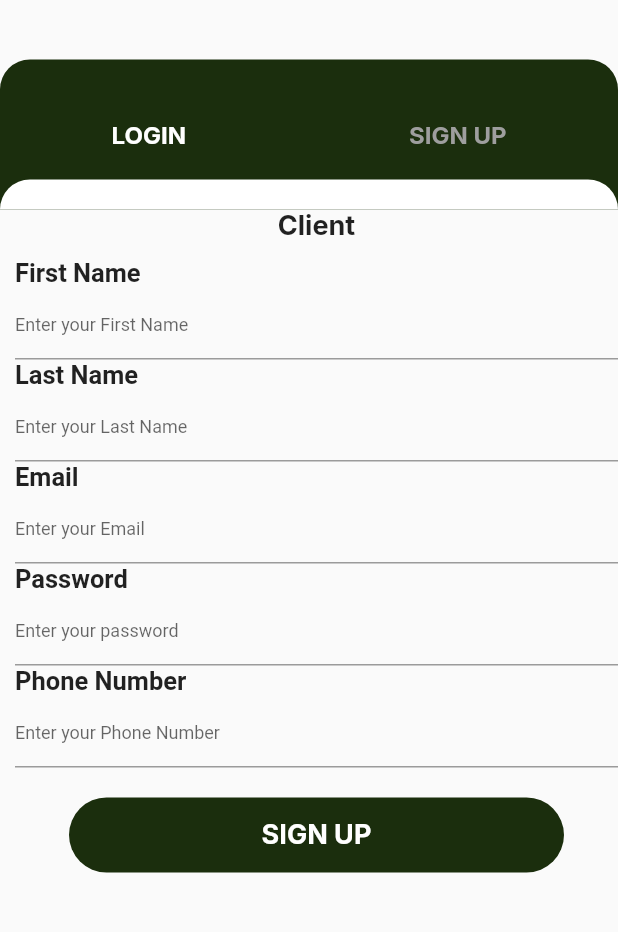
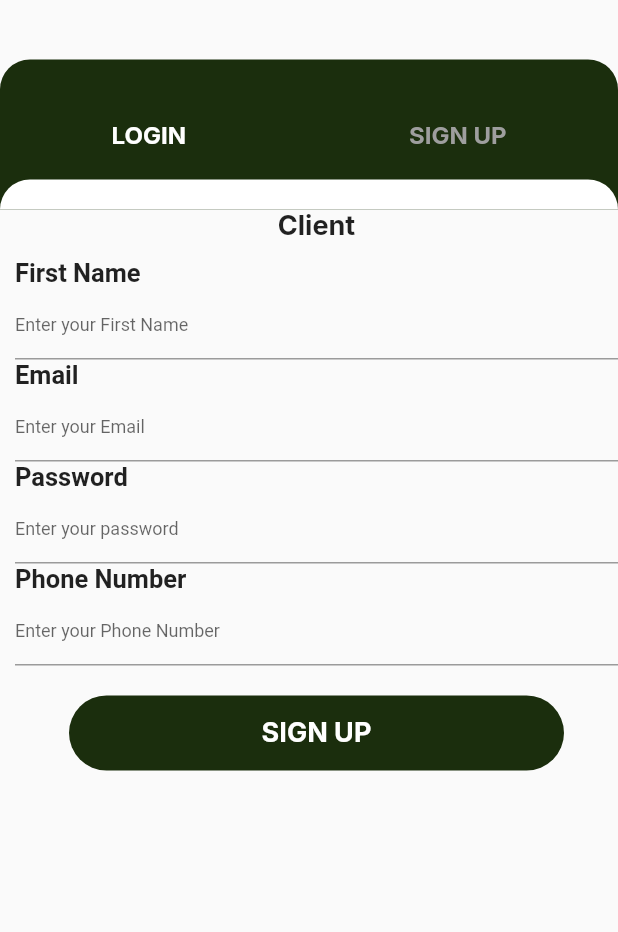
Before and after one commit to abdullahmad23/wfms, a Flutter app: the SignIn screen opened directly with empty values, after a tap on "SIGN UP", on a phone screen of 412 x 824 dp, the part 83-1015 px from its top. Run offline on Flutter 3.47's test engine with Material 2 defaults, Android fonts, the phone set to English and light mode, and no system bars; our stand-ins replace cloud_firestore, curved_navigation_bar, firebase_auth, firebase_core, flutter_easyloading, google_fonts; accounts and stored records are empty.

Commit message:
remove last name in signup

```diff
--- a/lib/Auth/Signin.dart
+++ b/lib/Auth/Signin.dart
@@ -21,8 +21,7 @@ class SignIn extends StatefulWidget {
 class _SignInState extends State<SignIn> {
   bool isSignInPage = true;
   bool ischangecolor =true;
-  final TextEditingController _FNameController = TextEditingController();
-  final TextEditingController _LNameController = TextEditingController();
+  final TextEditingController _NameController = TextEditingController();
   final TextEditingController _PhNumController = TextEditingController();
   final TextEditingController _EmailController = TextEditingController();
   final TextEditingController _PassWordController = TextEditingController();
@@ -103,8 +102,8 @@ class _SignInState extends State<SignIn> {
           .then((User) {
         // Create a new user with a first and last name
         final user = <String, dynamic>{
-          "first": _FNameController.text,
-          "last": _LNameController.text,
+          "first": _NameController.text,
+
           "email": _EmailController.text,
           "phone": _PhNumController.text,
           "type": widget.title,
@@ -131,8 +130,8 @@ class _SignInState extends State<SignIn> {
     }
     print(_EmailController.text);
     print(_PassWordController.text);
-    print(_FNameController.text);
-    print(_LNameController.text);
+    print(_NameController.text);
+
     print(_PhNumController.text);
   }
 
@@ -294,7 +293,7 @@ class _SignInState extends State<SignIn> {
                         ),
 
                       TextField(
-                        controller: _FNameController,
+                        controller: _NameController,
                         decoration: const InputDecoration(
 
                           hintText: 'Enter your First Name ',
@@ -302,21 +301,7 @@ class _SignInState extends State<SignIn> {
 
                         ),
                       ),
-                        Row(
-                          children: [
-                            Text('Last Name',style: TextStyle(fontSize: 17,fontWeight: FontWeight.w700),),
-                          ],
-                        ),
 
-                      TextField(
-                        controller: _LNameController,
-                        decoration: const InputDecoration(
-
-                          hintText: 'Enter your Last Name ',
-                           hintStyle: TextStyle(fontSize: 12),
-
-                        ),
-                      ),
                         Row(
                           children: [
                             Text('Email',style: TextStyle(fontSize: 17,fontWeight: FontWeight.w700),),
--- a/lib/Screens/Client/ClientRequest.dart
+++ b/lib/Screens/Client/ClientRequest.dart
@@ -90,7 +90,7 @@ class _ClientRequestState extends State<ClientRequest> {
                            ),
                            ElevatedButton(
                              onPressed: (){},
-                             child: Text('Buy'),
+                             child: Text('Pay Now'),
                             style: ElevatedButton.styleFrom(
                              // backgroundColor: Color(0xff5282FF).withOpacity( ),
                             ),
```
